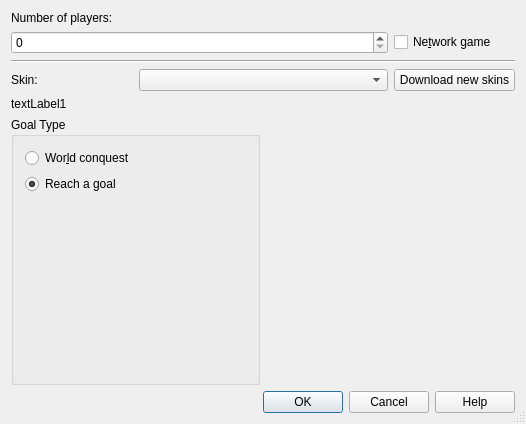
Above: ksirk/ksirk/Dialogs/newGameDialog.ui from jsj2008/kdegames before the change. Below: the same form after it.
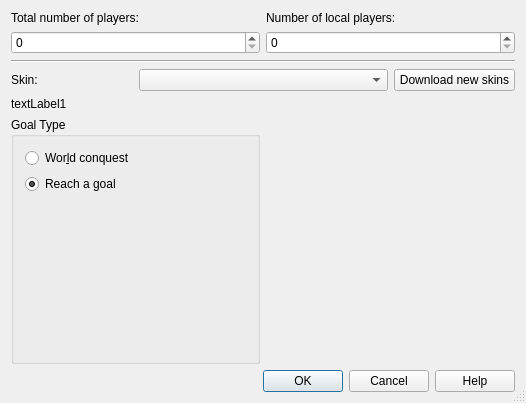
That is the form after the change. Icons and pictures are not drawn. Custom widgets are drawn as their Qt base class.

```diff
--- a/ksirk/ksirk/Dialogs/newGameDialog.ui
+++ b/ksirk/ksirk/Dialogs/newGameDialog.ui
@@ -8,7 +8,7 @@
     <x>0</x>
     <y>0</y>
     <width>526</width>
-    <height>424</height>
+    <height>403</height>
    </rect>
   </property>
   <property name="windowTitle" >
@@ -17,18 +17,22 @@
   <property name="sizeGripEnabled" >
    <bool>true</bool>
   </property>
-  <layout class="QGridLayout" >
+  <layout class="QGridLayout" name="gridLayout" >
    <item row="0" column="0" colspan="4" >
+    <layout class="QHBoxLayout" name="horizontalLayout" >
+     <item>
+      <layout class="QVBoxLayout" name="verticalLayout_2" >
+       <item>
     <widget class="QLabel" name="textLabel1" >
      <property name="text" >
-      <string>Number of players:</string>
+          <string>Total number of players:</string>
      </property>
      <property name="wordWrap" >
       <bool>false</bool>
      </property>
     </widget>
    </item>
-   <item row="1" column="0" colspan="3" >
+       <item>
     <widget class="QSpinBox" name="playersNumberEntry" >
      <property name="toolTip" >
       <string>Spin this to choose the number of players.</string>
@@ -38,20 +42,25 @@
      </property>
     </widget>
    </item>
-   <item row="1" column="3" >
-    <widget class="QCheckBox" name="networkGameCheckBox" >
-     <property name="toolTip" >
-      <string>Check this to create a network game</string>
-     </property>
-     <property name="whatsThis" >
-      <string>A network game will be created if checked</string>
-     </property>
+      </layout>
+     </item>
+     <item>
+      <layout class="QVBoxLayout" name="verticalLayout" >
+       <item>
+        <widget class="QLabel" name="label" >
      <property name="text" >
-      <string>Ne&amp;twork game</string>
+          <string>Number of local players:</string>
      </property>
     </widget>
    </item>
-   <item row="3" column="0" colspan="4" >
+       <item>
+        <widget class="QSpinBox" name="localPlayersNumberEntry" />
+       </item>
+      </layout>
+     </item>
+    </layout>
+   </item>
+   <item row="1" column="0" colspan="4" >
     <widget class="Line" name="line1" >
      <property name="frameShape" >
       <enum>QFrame::HLine</enum>
@@ -64,7 +73,7 @@
      </property>
     </widget>
    </item>
-   <item row="4" column="0" >
+   <item row="2" column="0" >
     <widget class="QLabel" name="textLabel2" >
      <property name="text" >
       <string>Skin:</string>
@@ -74,7 +83,7 @@
      </property>
     </widget>
    </item>
-   <item row="4" column="1" colspan="2" >
+   <item row="2" column="1" colspan="2" >
     <widget class="QComboBox" name="skinCombo" >
      <property name="toolTip" >
       <string>Choose the skin (map, nationalities, etc.) to use for this game.</string>
@@ -84,7 +93,14 @@
      </property>
     </widget>
    </item>
-   <item row="5" column="0" colspan="4" >
+   <item row="2" column="3" >
+    <widget class="KPushButton" name="ghnsbutton" >
+     <property name="text" >
+      <string>Download new skins</string>
+     </property>
+    </widget>
+   </item>
+   <item row="3" column="0" colspan="4" >
     <widget class="QLabel" name="skinDescLabel" >
      <property name="text" >
       <string>textLabel1</string>
@@ -97,7 +113,7 @@
      </property>
     </widget>
    </item>
-   <item row="6" column="0" colspan="2" >
+   <item row="4" column="0" colspan="2" >
     <widget class="QGroupBox" name="goalGroup" >
      <property name="title" >
       <string>Goal Type</string>
@@ -151,7 +167,7 @@
      </layout>
     </widget>
    </item>
-   <item row="6" column="2" colspan="2" >
+   <item row="4" column="2" colspan="2" >
     <widget class="QLabel" name="skinSnapshotPixmap" >
      <property name="sizePolicy" >
       <sizepolicy vsizetype="Expanding" hsizetype="Expanding" >
@@ -170,20 +186,13 @@
      </property>
     </widget>
    </item>
-   <item row="7" column="0" colspan="4" >
+   <item row="5" column="0" colspan="4" >
     <widget class="KDialogButtonBox" name="buttonbox" >
      <property name="standardButtons" >
       <set>QDialogButtonBox::Cancel|QDialogButtonBox::Help|QDialogButtonBox::Ok</set>
      </property>
     </widget>
    </item>
-   <item row="4" column="3" >
-    <widget class="KPushButton" name="ghnsbutton" >
-     <property name="text" >
-      <string>Download new skins</string>
-     </property>
-    </widget>
-   </item>
   </layout>
  </widget>
  <layoutdefault spacing="6" margin="11" />
```
Left out of the diff: 1 changed line with no effect on the pictures. Lines whose indentation alone changed are shown as unchanged.
